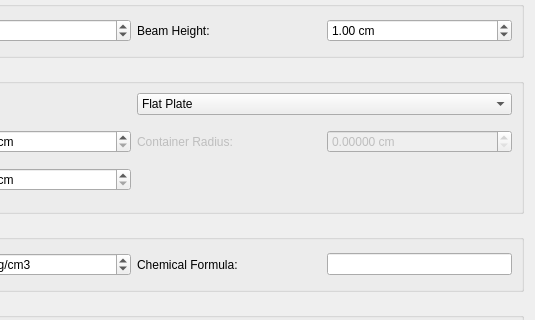
Above: qt/scientific_interfaces/Indirect/AbsorptionCorrections.ui from mantidproject/mantid before the change; both pictures show x 268 to 803 and y 189 to 509 of the 803 by 689 pixel window. Below: the same form after it.
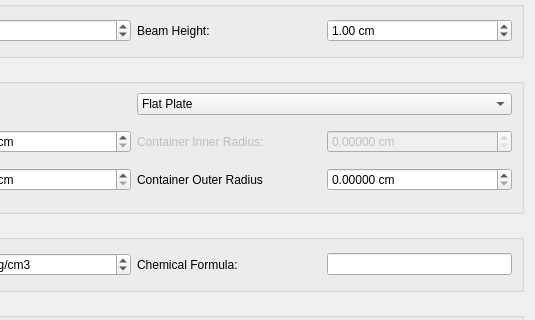
That is the form after the change. The open tabs and pages were chosen to show the change. Custom widgets are drawn as their Qt base class.

Commit message:
Update to call CalculateMonteCarloAbsorption algorithm
Refs #20458

The edit to the form file:
```diff
--- a/qt/scientific_interfaces/Indirect/AbsorptionCorrections.ui
+++ b/qt/scientific_interfaces/Indirect/AbsorptionCorrections.ui
@@ -593,7 +593,7 @@
              <bool>false</bool>
             </property>
             <property name="text">
-             <string>Container Radius:</string>
+             <string>Container Inner Radius:</string>
             </property>
            </widget>
           </item>
@@ -624,6 +624,26 @@
             </property>
            </widget>
           </item>
+          <item row="1" column="2">
+           <widget class="QLabel" name="lbCylCanOuterRadius">
+            <property name="text">
+             <string>Container Outer Radius</string>
+            </property>
+           </widget>
+          </item>
+          <item row="1" column="3">
+           <widget class="QDoubleSpinBox" name="spCylCanOuterRadius">
+            <property name="suffix">
+             <string> cm</string>
+            </property>
+            <property name="decimals">
+             <number>5</number>
+            </property>
+            <property name="singleStep">
+             <double>0.100000000000000</double>
+            </property>
+           </widget>
+          </item>
          </layout>
         </widget>
        </widget>
```
Left out of the diff: 45 changed lines with no effect on the pictures. The commit also changes 1 other file.
